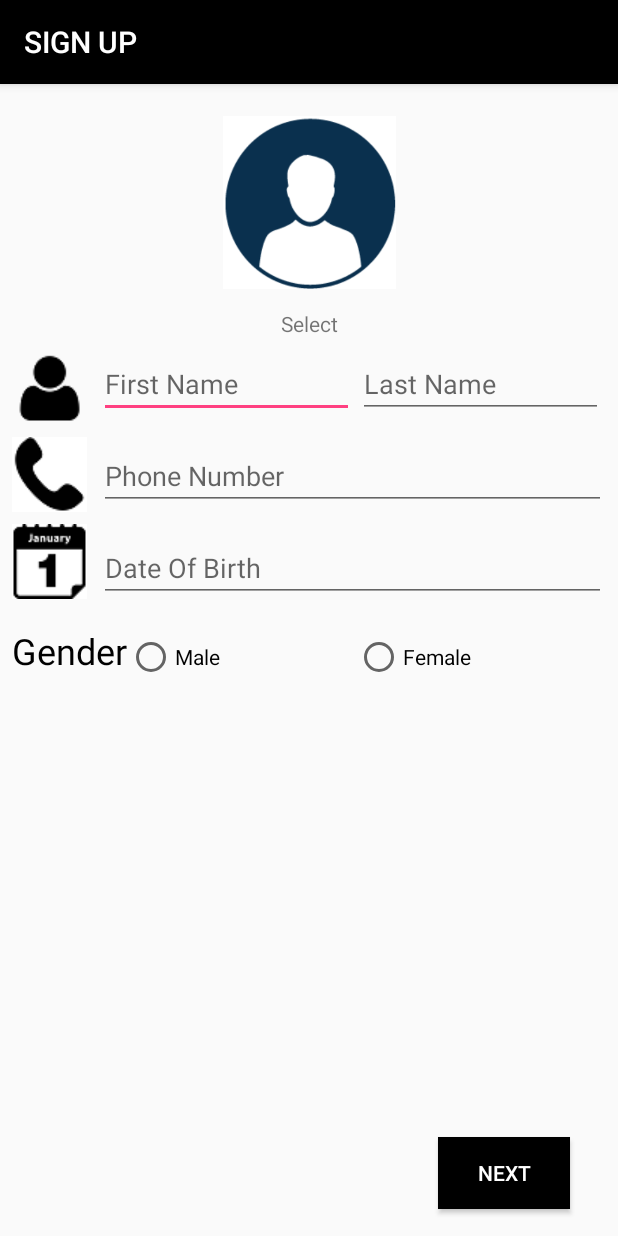
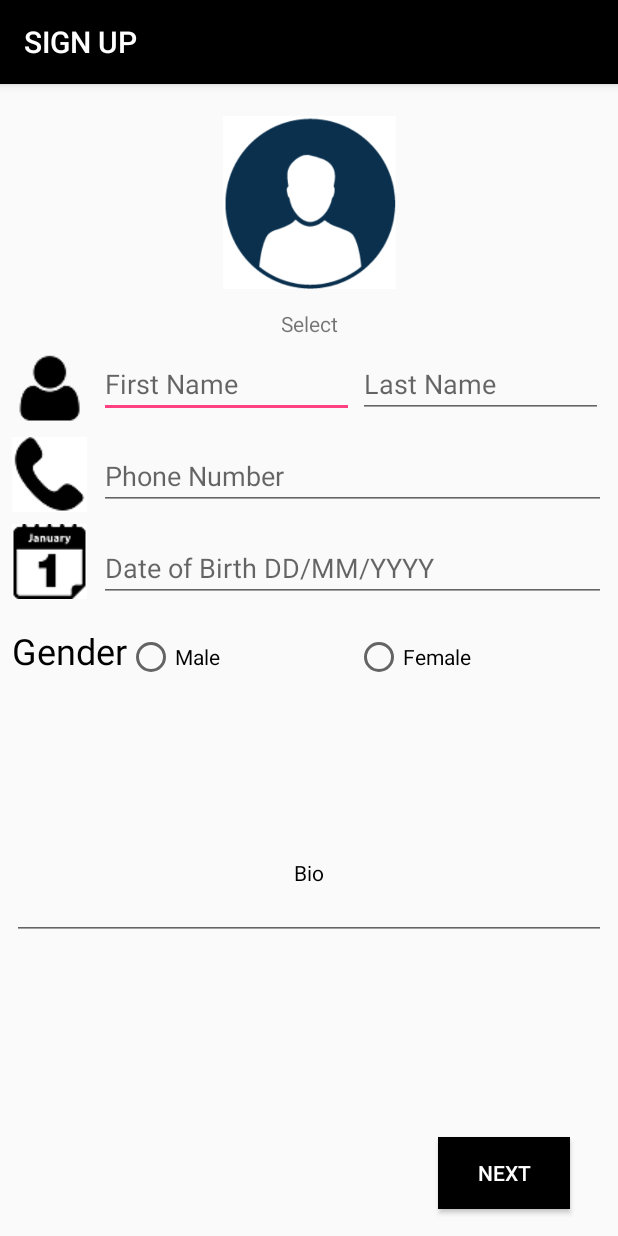
Before and after one commit to javiertok99/FYP, an Android app: the SignUp2 screen opened directly, with no data from a screen before it, on a phone screen of 412 x 824 dp. Run offline under Robolectric (Android 15) with nearby library versions, the phone set to English and light mode, and no system bars; pictures from the network do not load.

Commit message:
senglee's commit

```diff
--- a/app/src/main/java/com/example/a16022934/fyp/SignUp.java
+++ b/app/src/main/java/com/example/a16022934/fyp/SignUp.java
@@ -25,8 +25,7 @@ public class SignUp extends AppCompatActivity {
     EditText etConfirmPassword;
     FirebaseFirestore db = FirebaseFirestore.getInstance();
     FirebaseAuth firebaseAuth = FirebaseAuth.getInstance();;
-    private FirebaseUser user = firebaseAuth.getCurrentUser();
-    private DocumentReference userRef;
+
 
 
     @Override
@@ -37,7 +36,7 @@ public class SignUp extends AppCompatActivity {
         etPassword = findViewById(R.id.etPw);
         etConfirmPassword = findViewById(R.id.etConfirmPw);
         setTitle("SIGN UP");
-
+        final FirebaseUser user = firebaseAuth.getCurrentUser();
         Button btn = findViewById(R.id.btnCreate);
 
         btn.setOnClickListener(new View.OnClickListener() {
--- a/app/src/main/java/com/example/a16022934/fyp/SignUp2.java
+++ b/app/src/main/java/com/example/a16022934/fyp/SignUp2.java
@@ -23,6 +23,7 @@ public class SignUp2 extends AppCompatActivity {
     ImageView ivProfile;
     Integer REQUEST_CAMERA = 1, SELECT_FILE = 0;
 
+    EditText etBio;
     EditText etFirstName;
     EditText etLastName;
     EditText etPhoneNo;
@@ -34,11 +35,7 @@ public class SignUp2 extends AppCompatActivity {
         super.onCreate(savedInstanceState);
         setContentView(R.layout.signup_2);
         ImageView ivProfile = (ImageView) findViewById(R.id.ivProfile);
-        etFirstName = findViewById(R.id.etFirstName);
-        etLastName = findViewById(R.id.etLastName);
-        etPhoneNo = findViewById(R.id.etPhoneNo);
-        etDateOfBirth = findViewById(R.id.etDoB);
-        rgGender = findViewById(R.id.rgGender);
+        initialize();
 
         Intent i = getIntent();
         final String uid = i.getStringExtra("uid");
@@ -59,6 +56,8 @@ public class SignUp2 extends AppCompatActivity {
                 String lastName = etLastName.getText().toString();
                 String phone = etPhoneNo.getText().toString();
                 String dob = etDateOfBirth.getText().toString();
+                String bio = etBio.getText().toString();
+
                 RadioButton rb = findViewById(rgGender.getCheckedRadioButtonId());
                 String gender = rb.getText().toString();
                 Intent i = new Intent(SignUp2.this, SignUp3.class);
@@ -69,11 +68,21 @@ public class SignUp2 extends AppCompatActivity {
                 i.putExtra("phone", phone);
                 i.putExtra("dob", dob);
                 i.putExtra("gender", gender);
+                i.putExtra("bio", bio);
                 startActivity(i);
             }
         });
 
 
+    }
+
+    private void initialize() {
+        etBio = findViewById(R.id.etBio);
+        etFirstName = findViewById(R.id.etFirstName);
+        etLastName = findViewById(R.id.etLastName);
+        etPhoneNo = findViewById(R.id.etPhoneNo);
+        etDateOfBirth = findViewById(R.id.etDoB);
+        rgGender = findViewById(R.id.rgGender);
     }
 
 
--- a/app/src/main/res/layout/fragment_my_profile_page.xml
+++ b/app/src/main/res/layout/fragment_my_profile_page.xml
@@ -38,7 +38,7 @@
         app:layout_constraintTop_toBottomOf="@+id/ivMyProfilePic" />
 
     <RatingBar
-        android:id="@+id/ratingBar"
+        android:id="@+id/ratingBarProfile"
         android:layout_width="wrap_content"
         android:layout_height="wrap_content"
         android:isIndicator="true"
--- a/app/src/main/res/layout/signup_2.xml
+++ b/app/src/main/res/layout/signup_2.xml
@@ -20,7 +20,8 @@
         app:layout_constraintStart_toStartOf="parent"
         app:layout_constraintTop_toTopOf="parent"
         app:layout_constraintVertical_chainStyle="spread_inside"
-        app:srcCompat="@drawable/profile" />
+        app:srcCompat="@drawable/profile"
+        android:contentDescription="@string/profile_picture" />
 
     <TextView
         android:id="@+id/textView3"
@@ -88,7 +89,8 @@
         android:layout_marginTop="8dp"
         app:layout_constraintStart_toStartOf="parent"
         app:layout_constraintTop_toBottomOf="@+id/textView3"
-        app:srcCompat="@drawable/user" />
+        app:srcCompat="@drawable/user"
+        android:contentDescription="@string/usericon" />
 
     <ImageView
         android:id="@+id/imageView4"
@@ -99,7 +101,8 @@
         android:layout_marginTop="8dp"
         app:layout_constraintStart_toStartOf="parent"
         app:layout_constraintTop_toBottomOf="@+id/imageView3"
-        app:srcCompat="@drawable/phone" />
+        app:srcCompat="@drawable/phone"
+        android:contentDescription="@string/phoneicon" />
 
     <ImageView
         android:id="@+id/imageView5"
@@ -110,7 +113,8 @@
         android:layout_marginTop="8dp"
         app:layout_constraintStart_toStartOf="parent"
         app:layout_constraintTop_toBottomOf="@+id/imageView4"
-        app:srcCompat="@drawable/calendar" />
+        app:srcCompat="@drawable/calendar"
+        android:contentDescription="@string/dateicon" />
 
     <EditText
         android:id="@+id/etPhoneNo"
@@ -181,4 +185,38 @@
             android:text="@string/female" />
     </RadioGroup>
 
+    <EditText
+        android:id="@+id/etBio"
+        android:layout_width="0dp"
+        android:layout_height="wrap_content"
+        android:layout_marginBottom="8dp"
+        android:layout_marginEnd="8dp"
+        android:layout_marginLeft="8dp"
+        android:layout_marginRight="8dp"
+        android:layout_marginStart="8dp"
+        android:layout_marginTop="8dp"
+        android:ems="10"
+        android:gravity="center"
+        android:inputType="textMultiLine"
+        app:layout_constraintBottom_toTopOf="@+id/btnNext"
+        app:layout_constraintEnd_toEndOf="parent"
+        app:layout_constraintStart_toStartOf="parent"
+        app:layout_constraintTop_toBottomOf="@+id/rgGender" />
+
+    <TextView
+        android:id="@+id/tvBIo"
+        android:layout_width="wrap_content"
+        android:layout_height="wrap_content"
+        android:layout_marginBottom="8dp"
+        android:layout_marginEnd="8dp"
+        android:layout_marginLeft="8dp"
+        android:layout_marginRight="8dp"
+        android:layout_marginStart="8dp"
+        android:text="@string/bio"
+        android:textColor="@android:color/black"
+        app:layout_constraintBottom_toTopOf="@+id/etBio"
+        app:layout_constraintEnd_toEndOf="@+id/etBio"
+        app:layout_constraintStart_toStartOf="@+id/etBio"
+        app:layout_constraintTop_toTopOf="@+id/etBio" />
+
 </android.support.constraint.ConstraintLayout>
--- a/app/src/main/res/values/strings.xml
+++ b/app/src/main/res/values/strings.xml
@@ -16,9 +16,21 @@
     <string name="first_name">First Name</string>
     <string name="last_name">Last Name</string>
     <string name="phone_number">Phone Number</string>
-    <string name="date_of_birth">Date Of Birth</string>
+    <string name="date_of_birth">Date of Birth DD/MM/YYYY</string>
     <string name="male">Male</string>
     <string name="female">Female</string>
     <string name="gender">Gender</string>
+    <string name="smash_shot">Smash Shot</string>
+    <string name="drop_shot">Drop Shot</string>
+    <string name="front_hand">Front Hand</string>
+    <string name="service">Service</string>
+    <string name="back_hand">Back Hand</string>
+    <string name="description_will_update_according_to_rating_bar_value">Description will update according to rating bar value</string>
+    <string name="save">SAVE</string>
+    <string name="usericon">userIcon</string>
+    <string name="profile_picture">Profile Picture</string>
+    <string name="phoneicon">phoneIcon</string>
+    <string name="dateicon">dateIcon</string>
+    <string name="bio">Bio</string>
 
 </resources>
```
Also changed, not shown: app/src/main/java/com/example/a16022934/fyp/MyProfilePageFragment.java (+9 -3 lines), app/src/main/java/com/example/a16022934/fyp/SignUp3.java (+127 -8 lines), app/src/main/res/layout/signup_3.xml (+12 -12 lines).
